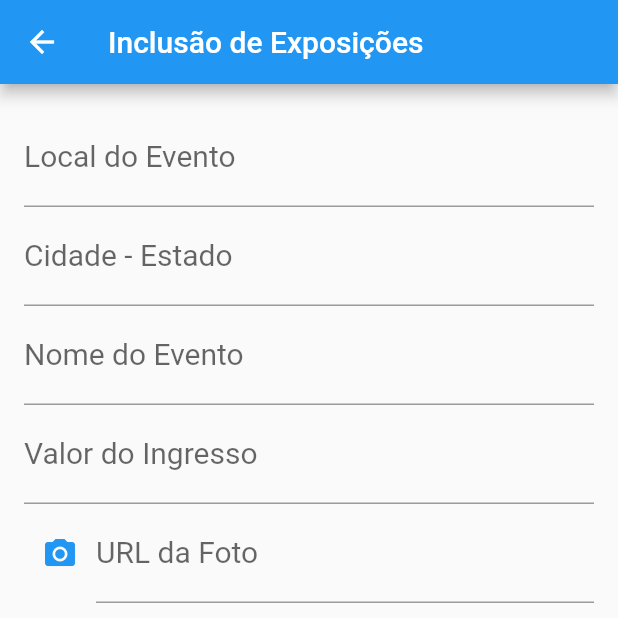
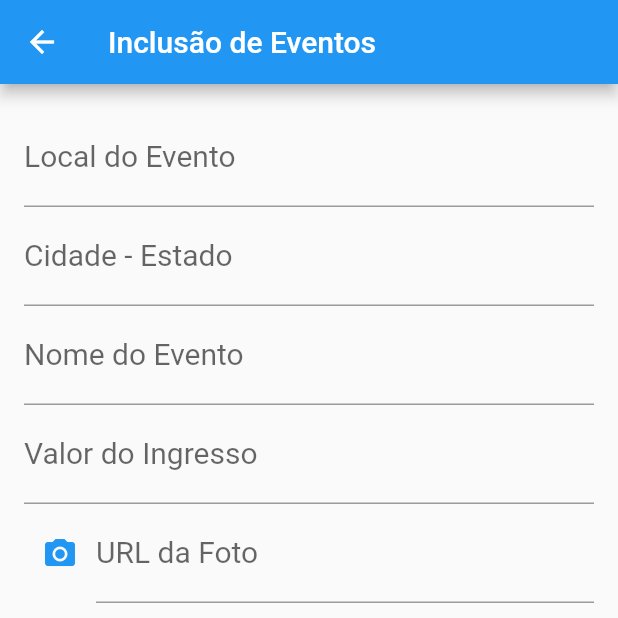
Before and after one commit to PietroDSK/Eventos-geeks, a Flutter app: the FormEvent screen opened directly, on a phone screen of 412 x 824 dp, the top half of it. Run offline on Flutter 3.47's test engine with Material 2 defaults, Android fonts, the phone set to English and light mode, and no system bars; our stand-ins replace cloud_firestore, firebase_storage, image_picker; accounts and stored records are empty.

Commit message:
refatoração

```diff
--- a/lib/eventPage.dart
+++ b/lib/eventPage.dart
@@ -52,9 +52,7 @@ class EventPage extends StatelessWidget {
               ),
               child: FlatButton(
                 onPressed: () {
-                  deleteData(evento.documentID);
-                  Navigator.push(context,
-                      MaterialPageRoute(builder: (context) => HomePage()));
+
                 },
                 child: Text(
                   'Comprar Ingresso',
--- a/lib/formEvent.dart
+++ b/lib/formEvent.dart
@@ -25,7 +25,7 @@ class _FormEventState extends State<FormEvent> {
   Widget build(BuildContext context) {
     return Scaffold(
       appBar: AppBar(
-        title: Text('Inclusão de Exposições'),
+        title: Text('Inclusão de Eventos'),
       ),
       body: _body(),
       floatingActionButton: FloatingActionButton(
--- a/lib/main.dart
+++ b/lib/main.dart
@@ -9,7 +9,7 @@ class MyApp extends StatelessWidget {
   Widget build(BuildContext context) {
     return MaterialApp(
       debugShowCheckedModeBanner: false,
-      title: 'App Cadastro de Exposições',
+      title: 'App Cadastro de Eventos',
       home: HomePage(),
     );
   }
```
